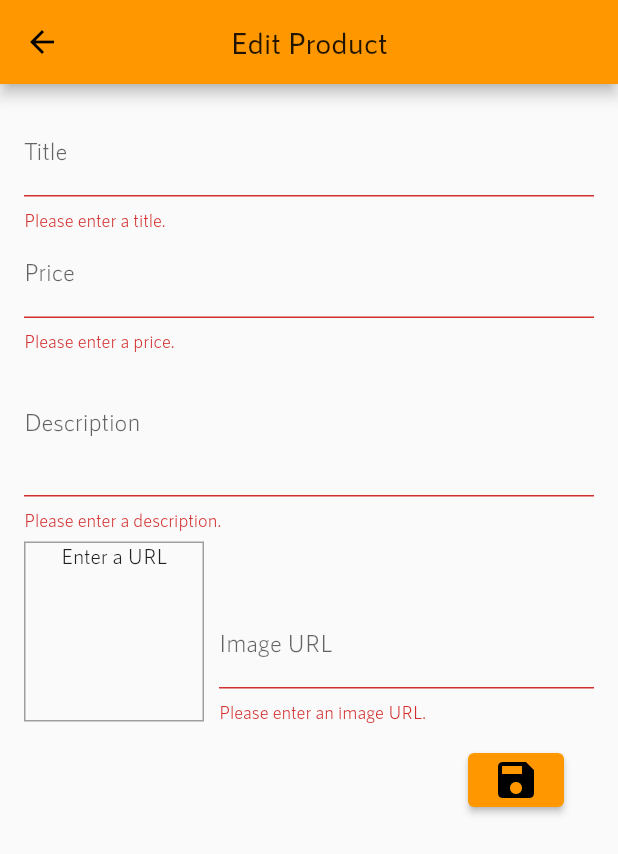
After one commit to cihatislamdede/Shopping-App, a Flutter app: the EditProductScreen screen opened by its route, after a tap on the "save" icon, on a phone screen of 412 x 824 dp. The commit adds this screen. Shown: the top 854 px of the screen. Run offline on Flutter 3.47's test engine with Material 2 defaults, Android fonts, the phone set to English and light mode, and no system bars; network calls fail.

Commit message:
product edit added

```diff
--- a/lib/dummy_data.dart
+++ b/lib/dummy_data.dart
@@ -33,4 +33,20 @@ List<Product> dummyData = [
     imageUrl:
         'https://productimages.hepsiburada.net/s/44/550/10807141105714.jpg',
   ),
+  Product(
+    id: 'p5',
+    title: 'Apple AirPods',
+    description: 'Heavy on features.Light on price.',
+    price: 149,
+    imageUrl:
+        'https://productimages.hepsiburada.net/s/89/550/110000031510507.jpg',
+  ),
+  Product(
+    id: 'p6',
+    title: 'Apple AirTag',
+    description: '1 pack',
+    price: 29,
+    imageUrl:
+        'https://productimages.hepsiburada.net/s/73/280-413/110000014870333.jpg',
+  ),
 ];
--- a/lib/main.dart
+++ b/lib/main.dart
@@ -3,9 +3,11 @@ import 'package:my_shop_app/prodivders/cart.dart';
 import 'package:my_shop_app/prodivders/orders.dart';
 import 'package:my_shop_app/prodivders/products.dart';
 import 'package:my_shop_app/screens/cart_screen.dart';
+import 'package:my_shop_app/screens/edit_product_screen.dart';
 import 'package:my_shop_app/screens/orders_screen.dart';
 import 'package:my_shop_app/screens/product_detail_screen.dart';
 import 'package:my_shop_app/screens/products_overview_screen.dart';
+import 'package:my_shop_app/screens/user_products_screen.dart';
 import 'package:provider/provider.dart';
 
 void main() {
@@ -39,6 +41,8 @@ class MyApp extends StatelessWidget {
           ProductDetailScreen.routeName: (context) => ProductDetailScreen(),
           CartScreen.routeName: (context) => CartScreen(),
           OrdersScreen.routeName: (context) => OrdersScreen(),
+          UserProductsScreen.routeName: (context) => UserProductsScreen(),
+          EditProductScreen.routeName: (context) => EditProductScreen(),
         },
       ),
     );
--- /dev/null
+++ b/lib/screens/edit_product_screen.dart
@@ -0,0 +1,255 @@
+import 'package:flutter/material.dart';
+import 'package:my_shop_app/prodivders/product.dart';
+import 'package:my_shop_app/prodivders/products.dart';
+import 'package:provider/provider.dart';
+
+class EditProductScreen extends StatefulWidget {
+  static const routeName = '/edit_product';
+  @override
+  _EditProductScreenState createState() => _EditProductScreenState();
+}
+
+class _EditProductScreenState extends State<EditProductScreen> {
+  final _priceFocusNode = FocusNode();
+  final _descriptionFocusNode = FocusNode();
+  final _imageURLFocusNode = FocusNode();
+  final _imageURLController = TextEditingController();
+  final _formKey = GlobalKey<FormState>();
+  var _editedProduct =
+      Product(id: '', title: '', description: '', price: 0, imageUrl: '');
+  var _isInit = true;
+  var _initValues = {
+    'title': '',
+    'description': '',
+    'price': '',
+    'imageURL': '',
+  };
+
+  @override
+  void initState() {
+    _imageURLFocusNode.addListener(_updateImageURL);
+    super.initState();
+  }
+
+  @override
+  void didChangeDependencies() {
+    if (_isInit) {
+      final productID = ModalRoute.of(context)!.settings.arguments;
+      if (productID != null) {
+        _editedProduct = Provider.of<Products>(context, listen: false)
+            .findById(productID.toString());
+        _initValues = {
+          'title': _editedProduct.title,
+          'description': _editedProduct.description,
+          'price': _editedProduct.price.toString(),
+          'imageURL': '',
+        };
+        _imageURLController.text = _editedProduct.imageUrl;
+      }
+    }
+    _isInit = false;
+    super.didChangeDependencies();
+  }
+
+  @override
+  void dispose() {
+    _imageURLFocusNode.removeListener(_updateImageURL);
+    _descriptionFocusNode.dispose();
+    _priceFocusNode.dispose();
+    _imageURLFocusNode.dispose();
+    _imageURLController.dispose();
+    super.dispose();
+  }
+
+  void _updateImageURL() {
+    if (!_imageURLFocusNode.hasFocus) {
+      if ((!_imageURLController.text.startsWith('http') &&
+              !_imageURLController.text.startsWith('https')) ||
+          (!_imageURLController.text.endsWith('.png') &&
+              !_imageURLController.text.endsWith('.jpg') &&
+              !_imageURLController.text.endsWith('.jpeg'))) {
+        return;
+      }
+      setState(() {});
+    }
+  }
+
+  void _saveFrom() {
+    final isValid = _formKey.currentState!.validate();
+    if (!isValid) {
+      return;
+    }
+    _formKey.currentState!.save();
+
+    Provider.of<Products>(context, listen: false)
+        .updateProduct(_editedProduct.id, _editedProduct);
+    Navigator.of(context).pop();
+  }
+
+  @override
+  Widget build(BuildContext context) {
+    return Scaffold(
+      appBar: AppBar(
+        title: const Text('Edit Product'),
+        centerTitle: true,
+      ),
+      body: Padding(
+        padding: const EdgeInsets.all(16.0),
+        child: Form(
+          key: _formKey,
+          child: ListView(
+            children: [
+              TextFormField(
+                initialValue: _initValues['title'],
+                decoration: const InputDecoration(labelText: 'Title'),
+                textInputAction: TextInputAction.next,
+                onFieldSubmitted: (value) {
+                  FocusScope.of(context).requestFocus(_priceFocusNode);
+                },
+                onSaved: (value) {
+                  _editedProduct = Product(
+                      id: _editedProduct.id,
+                      isFavorite: _editedProduct.isFavorite,
+                      title: value.toString(),
+                      description: _editedProduct.description,
+                      price: _editedProduct.price,
+                      imageUrl: _editedProduct.imageUrl);
+                },
+                validator: (value) {
+                  if (value!.isEmpty) {
+                    return 'Please enter a title.';
+                  }
+                  return null;
+                },
+              ),
+              TextFormField(
+                initialValue: _initValues['price'],
+                decoration: const InputDecoration(labelText: 'Price'),
+                textInputAction: TextInputAction.next,
+                keyboardType: TextInputType.number,
+                focusNode: _priceFocusNode,
+                onFieldSubmitted: (value) {
+                  FocusScope.of(context).requestFocus(_descriptionFocusNode);
+                },
+                onSaved: (value) {
+                  _editedProduct = Product(
+                      id: _editedProduct.id,
+                      title: _editedProduct.title,
+                      description: _editedProduct.description,
+                      isFavorite: _editedProduct.isFavorite,
+                      price: double.parse(value!),
+                      imageUrl: _editedProduct.imageUrl);
+                },
+                validator: (value) {
+                  if (value!.isEmpty) {
+                    return 'Please enter a price.';
+                  }
+                  if (double.tryParse(value) == null) {
+                    return 'Please enter a valid value.';
+                  }
+                  if (double.parse(value) < 0) {
+                    return 'Please enter a number greater than 0.';
+                  }
+                  return null;
+                },
+              ),
+              TextFormField(
+                initialValue: _initValues['description'],
+                decoration: const InputDecoration(labelText: 'Description'),
+                keyboardType: TextInputType.multiline,
+                maxLines: 3,
+                focusNode: _descriptionFocusNode,
+                onSaved: (value) {
+                  _editedProduct = Product(
+                      id: _editedProduct.id,
+                      title: _editedProduct.title,
+                      description: value.toString(),
+                      price: _editedProduct.price,
+                      isFavorite: _editedProduct.isFavorite,
+                      imageUrl: _editedProduct.imageUrl);
+                },
+                validator: (value) {
+                  if (value!.isEmpty) {
+                    return 'Please enter a description.';
+                  }
+                  return null;
+                },
+              ),
+              Row(
+                crossAxisAlignment: CrossAxisAlignment.end,
+                children: [
+                  Container(
+                    width: 120,
+                    height: 120,
+                    margin: const EdgeInsets.only(top: 8, right: 10),
+                    decoration: BoxDecoration(
+                      border: Border.all(color: Colors.grey),
+                    ),
+                    child: _imageURLController.text.isEmpty
+                        ? const Text(
+                            'Enter a URL',
+                            textAlign: TextAlign.center,
+                          )
+                        : FittedBox(
+                            fit: BoxFit.cover,
+                            child: Image.network(_imageURLController.text),
+                          ),
+                  ),
+                  Expanded(
+                    child: TextFormField(
+                      decoration: const InputDecoration(labelText: 'Image URL'),
+                      keyboardType: TextInputType.url,
+                      textInputAction: TextInputAction.done,
+                      controller: _imageURLController,
+                      focusNode: _imageURLFocusNode,
+                      onFieldSubmitted: (_) {
+                        _saveFrom();
+                      },
+                      onSaved: (value) {
+                        _editedProduct = Product(
+                          id: _editedProduct.id,
+                          title: _editedProduct.title,
+                          description: _editedProduct.description,
+                          price: _editedProduct.price,
+                          isFavorite: _editedProduct.isFavorite,
+                          imageUrl: value.toString(),
+                        );
+                      },
+                      validator: (value) {
+                        if (value!.isEmpty) {
+                          return 'Please enter an image URL.';
+                        }
+                        if (!value.startsWith('http') &&
+                            !value.startsWith('https')) {
+                          return 'Please enter a valid URL.';
+                        }
+                        if (!value.endsWith('.jpg') &&
+                            !value.endsWith('.png') &&
+                            !value.endsWith('.jpeg')) {
+                          return 'Please enter a valid image URL. (.png,.jpg,.jpeg)';
+                        }
+                        return null;
+                      },
+                    ),
+                  ),
+                ],
+              ),
+              Container(
+                alignment: Alignment.bottomRight,
+                padding: const EdgeInsets.only(top: 15, right: 20),
+                child: ElevatedButton(
+                  onPressed: _saveFrom,
+                  child: const Icon(
+                    Icons.save,
+                    size: 32,
+                    color: Colors.black,
+                  ),
+                ),
+              ),
+            ],
+          ),
+        ),
+      ),
+    );
+  }
+}
--- a/lib/widgets/app_drawer.dart
+++ b/lib/widgets/app_drawer.dart
@@ -1,5 +1,6 @@
 import 'package:flutter/material.dart';
 import 'package:my_shop_app/screens/orders_screen.dart';
+import 'package:my_shop_app/screens/user_products_screen.dart';
 
 class AppDrawer extends StatelessWidget {
   @override
@@ -28,6 +29,15 @@ class AppDrawer extends StatelessWidget {
                   .pushReplacementNamed(OrdersScreen.routeName);
             },
           ),
+          const Divider(),
+          ListTile(
+            leading: const Icon(Icons.edit),
+            title: const Text('Manage Products'),
+            onTap: () {
+              Navigator.of(context)
+                  .pushReplacementNamed(UserProductsScreen.routeName);
+            },
+          ),
         ],
       ),
     );
--- a/pubspec.yaml
+++ b/pubspec.yaml
@@ -21,14 +21,14 @@ environment:
   sdk: ">=2.12.0 <3.0.0"
 
 dependencies:
+  cupertino_icons: ^1.0.2
   flutter:
     sdk: flutter
-
-  cupertino_icons: ^1.0.2
+  intl: ^0.17.0
   lint: ^1.5.3
   provider: ^5.0.0
   uuid: ^3.0.4
-  intl: ^0.17.0
+
 dev_dependencies:
   flutter_test:
     sdk: flutter
```
Also changed, not shown: lib/prodivders/cart.dart (+20 -0 lines), lib/prodivders/products.dart (+17 -2 lines), lib/screens/cart_screen.dart (+14 -0 lines), lib/screens/user_products_screen.dart (added, +51 -0 lines), lib/widgets/cart_item_widget.dart (+30 -0 lines), lib/widgets/products_item.dart (+22 -3 lines), lib/widgets/user_product_item.dart (added, +49 -0 lines).
